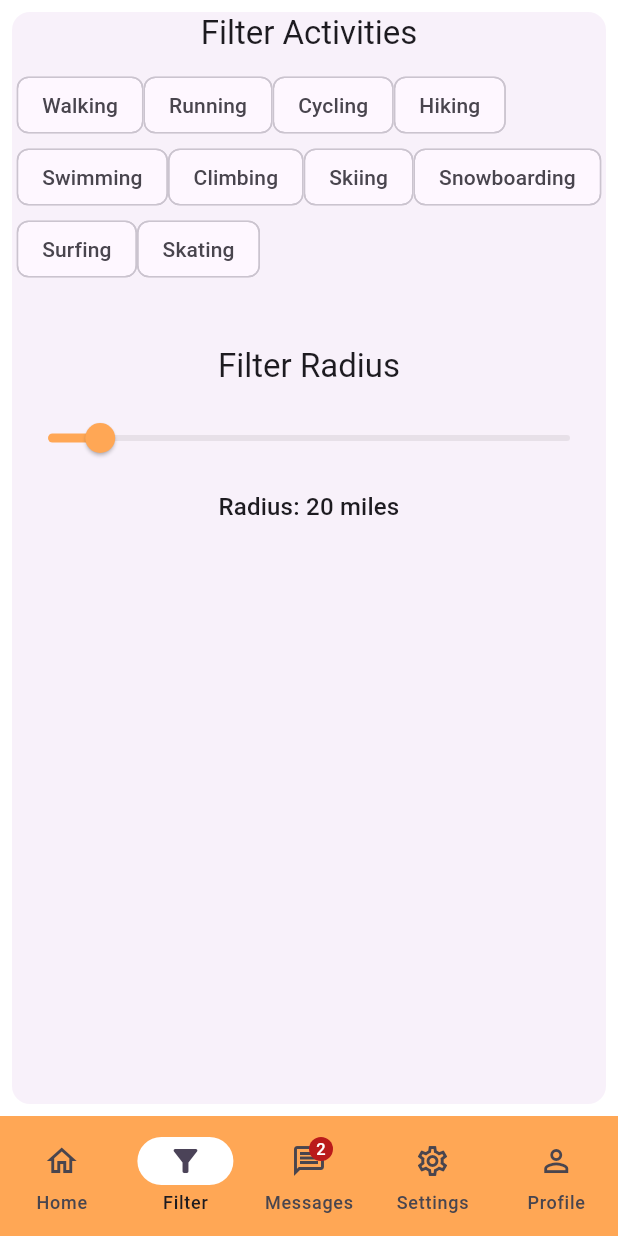
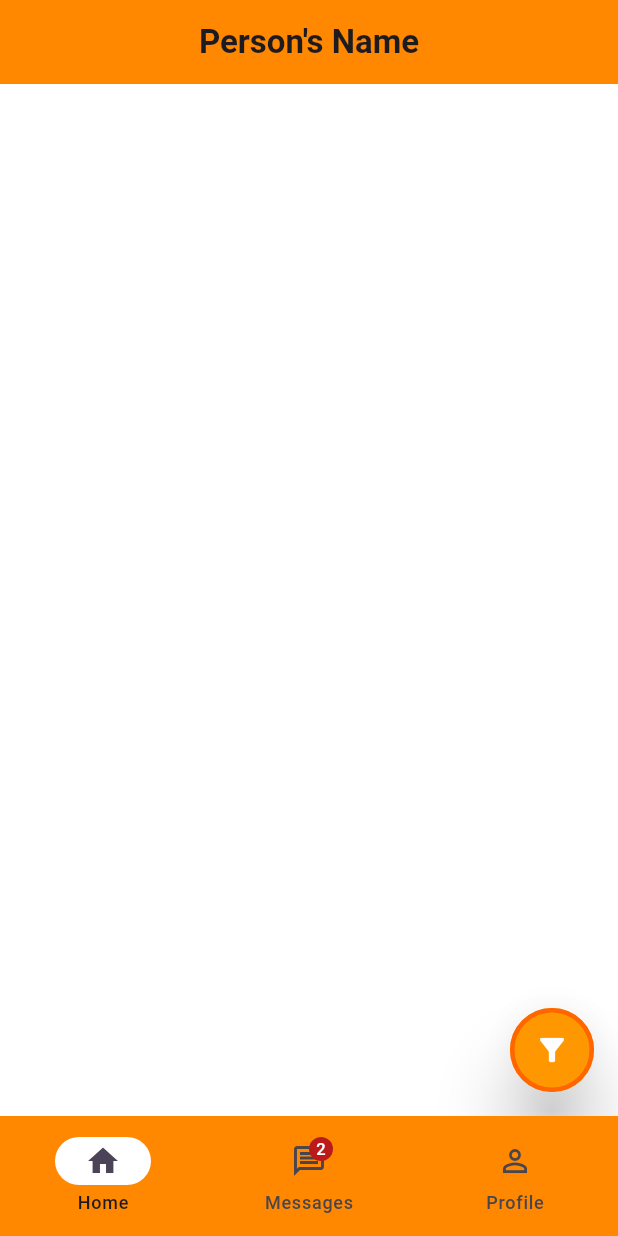
Before and after one commit to StrwbryPanda/SWE_6733_Group_3_Adventra, a Flutter app: the NavigationExample screen opened directly, on a phone screen of 412 x 824 dp. Run offline on Flutter 3.47's test engine with Material 3 defaults, Android fonts, the phone set to English and light mode, and no system bars; our stand-ins replace cloud_firestore, firebase_core, google_maps_flutter; accounts and stored records are empty.

Commit message:
Put filters page on the main swipe screen

```diff
--- a/swe_6733_group_3_adventura/lib/home.dart
+++ b/swe_6733_group_3_adventura/lib/home.dart
@@ -1,4 +1,5 @@
 import 'package:flutter/material.dart';
+import 'package:swe_6733_group_3_adventura/main.dart';
 
 enum Filter {
   Walking,
@@ -14,7 +15,6 @@ enum Filter {
 }
 
 class HomePage extends StatelessWidget {
-  //Call for userData
   final Map<String, dynamic>? userData;
 
   const HomePage({super.key, this.userData});
@@ -23,13 +23,12 @@ class HomePage extends StatelessWidget {
   Widget build(BuildContext context) {
     return MaterialApp(
       theme: ThemeData(useMaterial3: true),
-      home: NavigationExample(userData: userData,),
+      home: NavigationExample(userData: userData),
     );
   }
 }
 
 class NavigationExample extends StatefulWidget {
-  //Call for userData
   final Map<String, dynamic>? userData;
 
   const NavigationExample({super.key, this.userData});
@@ -39,7 +38,7 @@ class NavigationExample extends StatefulWidget {
 }
 
 class _NavigationExampleState extends State<NavigationExample> {
-  int currentPageIndex = 1;
+  int currentPageIndex = 0;
   Set<Filter> filters = <Filter>{};
   double _currentRadius = 20.0;
 
@@ -53,7 +52,7 @@ class _NavigationExampleState extends State<NavigationExample> {
             currentPageIndex = index;
           });
         },
-        backgroundColor: const Color.fromARGB(255, 255, 167, 85),
+        backgroundColor: const Color.fromARGB(255, 255, 136, 0),
         indicatorColor: const Color.fromARGB(255, 255, 255, 255),
         selectedIndex: currentPageIndex,
         destinations: const <Widget>[
@@ -63,19 +62,9 @@ class _NavigationExampleState extends State<NavigationExample> {
             label: 'Home',
           ),
           NavigationDestination(
-            selectedIcon: Icon(Icons.filter_alt),
-            icon: Icon(Icons.filter_alt_outlined),
-            label: 'Filter',
-          ),
-          NavigationDestination(
             selectedIcon: Badge(label: Text('2'), child: Icon(Icons.message)),
             icon: Badge(label: Text('2'), child: Icon(Icons.message_outlined)),
             label: 'Messages',
-          ),
-          NavigationDestination(
-            selectedIcon: Icon(Icons.settings),
-            icon: Icon(Icons.settings_outlined),
-            label: 'Settings',
           ),
           NavigationDestination(
             selectedIcon: Icon(Icons.person),
@@ -84,90 +73,69 @@ class _NavigationExampleState extends State<NavigationExample> {
           ),
         ],
       ),
-      body:
-          <Widget>[
-            /// Home page
-            Card(
-              shadowColor: Colors.transparent,
-              margin: const EdgeInsets.all(8.0),
-              child: SizedBox.expand(
-                child: Center(
-                  child: Text('Home page', style: theme.textTheme.titleLarge),
+      body: <Widget>[
+        Scaffold(
+          appBar: AppBar(
+            backgroundColor: const Color.fromARGB(255, 255, 136, 0),
+            title: const Text(
+              'Person\'s Name',
+              style: TextStyle(fontSize: 22, fontWeight: FontWeight.bold),
+            ),
+            centerTitle: true,
+          ),
+          body: Align(
+            alignment: Alignment.bottomRight,
+            child: Padding(
+              padding: const EdgeInsets.all(16.0),
+              child: FloatingActionButton(
+                onPressed: () {
+                  showModalBottomSheet(
+                    context: context,
+                    builder: (BuildContext context) {
+                      return FilterBottomSheet(
+                        initialFilters: filters,
+                        initialRadius: _currentRadius,
+                        onFiltersChanged: (newFilters) {
+                          setState(() {
+                            filters = newFilters;
+                          });
+                        },
+                        onRadiusChanged: (newRadius) {
+                          setState(() {
+                            _currentRadius = newRadius;
+                          });
+                        },
+                      );
+                    },
+                  );
+                },
+                foregroundColor: Colors.white,
+                elevation: 20,
+                backgroundColor: Colors.orange,
+                shape: const CircleBorder(
+                  side: BorderSide(
+                    color: Color.fromARGB(255, 255, 102, 0),
+                    width: 3,
+                  ),
+                ),
+                child: const Icon(Icons.filter_alt),
+              ),
             ),
           ),
         ),
 
-            /// Filters page
-            Card(
-              shadowColor: Colors.transparent,
-              margin: const EdgeInsets.all(8.0),
-              child: SizedBox.expand(
-                child: Column(
-                  children: <Widget>[
-                    Text(
-                      'Filter Activities',
-                      textAlign: TextAlign.center,
-                      style: theme.textTheme.titleLarge,
+        // Messages
+
+        Scaffold(
+          appBar: AppBar(
+            backgroundColor: const Color.fromARGB(255, 255, 136, 0),
+            title: const Text(
+              'Messages / Person\' Name',
+              style: TextStyle(fontSize: 22, fontWeight: FontWeight.bold),
             ),
-
-                    const SizedBox(height: 10.0),
-
-                    Wrap(
-                      children:
-                          Filter.values.map((Filter exercise) {
-                            return FilterChip(
-                              padding: const EdgeInsets.all(8.0),
-                              selectedColor: Color.fromARGB(255, 255, 178, 114),
-                              label: Text(exercise.name),
-                              selected: filters.contains(exercise),
-                              onSelected: (bool selected) {
-                                setState(() {
-                                  if (selected) {
-                                    filters.add(exercise);
-                                  } else {
-                                    filters.remove(exercise);
-                                  }
-                                });
-                              },
-                            );
-                          }).toList(),
+            centerTitle: true,
           ),
-
-                    const SizedBox(height: 40.0),
-
-                    Text(
-                      'Filter Radius',
-                      textAlign: TextAlign.left,
-                      style: theme.textTheme.titleLarge,
-                    ),
-
-                    const SizedBox(height: 10.0),
-
-                    Slider(
-                      value: _currentRadius,
-                      activeColor: Color.fromARGB(255, 255, 167, 85),
-                      max: 200,
-                      onChanged: (double value) {
-                        setState(() {
-                          _currentRadius = value;
-                        });
-                      },
-                    ),
-
-                    const SizedBox(height: 10.0),
-
-                    Text(
-                      'Radius: ${_currentRadius.toStringAsFixed(0)} miles',
-                      textAlign: TextAlign.center,
-                      style: theme.textTheme.titleMedium,
-                    ),
-                  ],
-                ),
-              ),
-            ),
-
-            /// Messages page
-            ListView.builder(
+          body: ListView.builder(
           reverse: true,
           itemCount: 2,
           itemBuilder: (BuildContext context, int index) {
@@ -209,29 +177,40 @@ class _NavigationExampleState extends State<NavigationExample> {
             );
           },
         ),
-
-            /// Settings page
-            Card(
-              shadowColor: Colors.transparent,
-              margin: const EdgeInsets.all(8.0),
-              child: SizedBox.expand(
-                child: Center(
-                  child: Text(
-                    'Settings page',
-                    style: theme.textTheme.titleLarge,
-                  ),
-                ),
-              ),
         ),
 
-            Card(
-              shadowColor: Colors.transparent,
-              margin: const EdgeInsets.all(8.0),
-              child: SizedBox.expand(
+        // Profile Page
+
+        Scaffold(
+          appBar: AppBar(
+            backgroundColor: const Color.fromARGB(255, 255, 136, 0),
+            title: const Text(
+              'Profile Name',
+              style: TextStyle(fontSize: 22, fontWeight: FontWeight.bold),
+            ),
+            centerTitle: true,
+          ),
+          body: Container(
             child: Center(
-                  child: Text(
-                    'Profile page',
-                    style: theme.textTheme.titleLarge,
+              child: Column(
+                children: <Widget>[
+                  const SizedBox(height: 20.0),
+                  ElevatedButton(
+                    onPressed: () {},
+                    child: const Text('Save Changes'),
+                  ),
+                  const SizedBox(height: 20.0),
+                  ElevatedButton(
+                    onPressed: () {
+                      Navigator.push(
+                        context,
+                        MaterialPageRoute(builder: (context) => const App()),
+                      );
+                    },
+                    child: const Text('Sign Out'),
+                  ),
+                  const SizedBox(height: 20.0),
+                ],
               ),
             ),
           ),
@@ -240,3 +219,100 @@ class _NavigationExampleState extends State<NavigationExample> {
     );
   }
 }
+
+class FilterBottomSheet extends StatefulWidget {
+  final Set<Filter> initialFilters;
+  final double initialRadius;
+  final Function(Set<Filter>) onFiltersChanged;
+  final Function(double) onRadiusChanged;
+
+  const FilterBottomSheet({
+    super.key,
+    required this.initialFilters,
+    required this.initialRadius,
+    required this.onFiltersChanged,
+    required this.onRadiusChanged,
+  });
+
+  @override
+  State<FilterBottomSheet> createState() => _FilterBottomSheetState();
+}
+
+class _FilterBottomSheetState extends State<FilterBottomSheet> {
+  late Set<Filter> filters;
+  late double _currentRadius;
+
+  @override
+  void initState() {
+    super.initState();
+    filters = Set.from(widget.initialFilters);
+    _currentRadius = widget.initialRadius;
+  }
+
+  @override
+  Widget build(BuildContext context) {
+    final ThemeData theme = Theme.of(context);
+
+    return SizedBox(
+      height: 1200,
+      child: Center(
+        child: Column(
+          mainAxisAlignment: MainAxisAlignment.center,
+          mainAxisSize: MainAxisSize.min,
+          children: <Widget>[
+            Text(
+              'Filter Activities',
+              textAlign: TextAlign.center,
+              style: theme.textTheme.titleLarge,
+            ),
+            const SizedBox(height: 10.0),
+            Wrap(
+              children: Filter.values.map((Filter exercise) {
+                return FilterChip(
+                  padding: const EdgeInsets.all(8.0),
+                  selectedColor: const Color.fromARGB(255, 255, 178, 114),
+                  label: Text(exercise.name),
+                  selected: filters.contains(exercise),
+                  onSelected: (bool selected) {
+                    setState(() {
+                      if (selected) {
+                        filters.add(exercise);
+                      } else {
+                        filters.remove(exercise);
+                      }
+                    });
+                    widget.onFiltersChanged(filters);
+                  },
+                );
+              }).toList(),
+            ),
+            const SizedBox(height: 40.0),
+            Text(
+              'Filter Radius',
+              textAlign: TextAlign.left,
+              style: theme.textTheme.titleLarge,
+            ),
+            const SizedBox(height: 10.0),
+            Slider(
+              value: _currentRadius,
+              activeColor: const Color.fromARGB(255, 255, 167, 85),
+              max: 200,
+              onChanged: (double value) {
+                setState(() {
+                  _currentRadius = value;
+                });
+                widget.onRadiusChanged(_currentRadius);
+              },
+            ),
+            const SizedBox(height: 10.0),
+            Text(
+              'Radius: ${_currentRadius.toStringAsFixed(0)} miles',
+              textAlign: TextAlign.center,
+              style: theme.textTheme.titleMedium,
+            ),
+          ],
+        ),
+      ),
+    );
+  }
+}
```
Also changed, not shown: swe_6733_group_3_adventura/lib/createprofile.dart (+21 -0 lines). Lines whose indentation alone changed are shown as unchanged.
